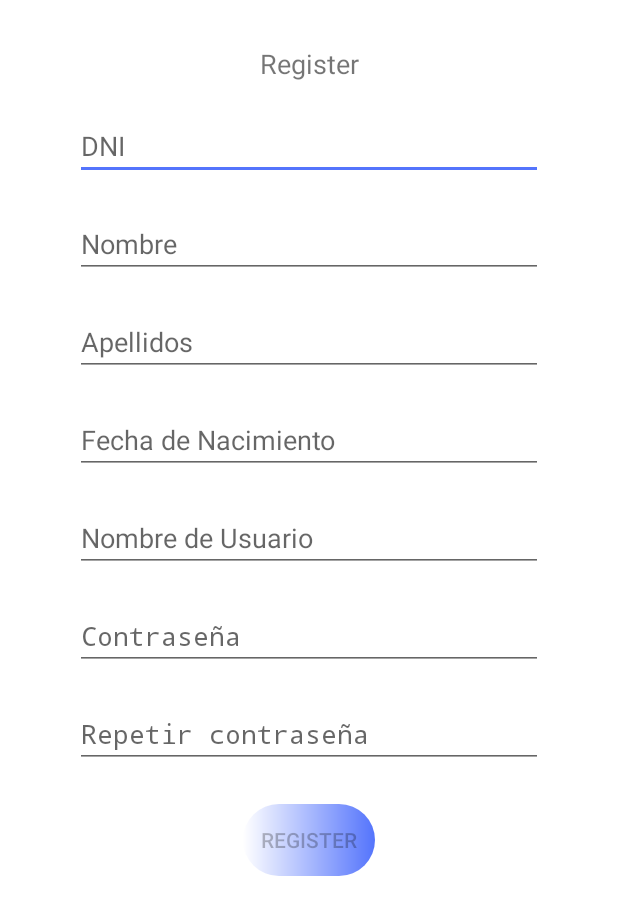
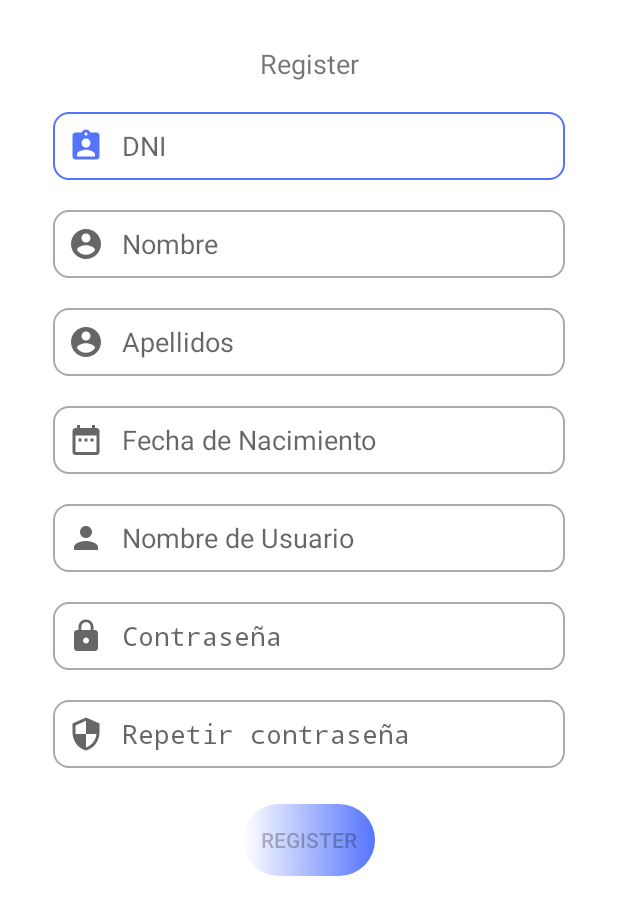
Before and after one commit to fxop0218/AdministradorGym, an Android app: the RegisterActivity screen opened directly, with no data from a screen before it, on a phone screen of 412 x 824 dp. Shown: the top 915 px of the screen. Run offline under Robolectric (Android 15) with nearby library versions, the phone set to English and light mode, and no system bars.

Commit message:
Se añade diseño a activity_register.xml

```diff
--- /dev/null
+++ b/app/src/main/res/drawable/custom_date_selector.xml
@@ -0,0 +1,7 @@
+<?xml version="1.0" encoding="utf-8"?>
+<selector xmlns:android="http://schemas.android.com/apk/res/android">
+    <item android:state_focused="true"
+        android:drawable="@drawable/ic_baseline_date_selected"/>
+    <item android:state_focused="false"
+        android:drawable="@drawable/ic_baseline_date"/>
+</selector>
--- /dev/null
+++ b/app/src/main/res/drawable/custom_dni_selected.xml
@@ -0,0 +1,7 @@
+<?xml version="1.0" encoding="utf-8"?>
+<selector xmlns:android="http://schemas.android.com/apk/res/android">
+    <item android:state_focused="true"
+        android:drawable="@drawable/ic_baseline_dni_selected"/>
+    <item android:state_focused="false"
+        android:drawable="@drawable/ic_baseline_dni"/>
+</selector>
--- /dev/null
+++ b/app/src/main/res/drawable/custom_name_selected.xml
@@ -0,0 +1,7 @@
+<?xml version="1.0" encoding="utf-8"?>
+<selector xmlns:android="http://schemas.android.com/apk/res/android">
+    <item android:state_focused="true"
+        android:drawable="@drawable/ic_baseline_name_selected"/>
+    <item android:state_focused="false"
+        android:drawable="@drawable/ic_baseline_name"/>
+</selector>
--- /dev/null
+++ b/app/src/main/res/drawable/custom_pwd_repeat_selected.xml
@@ -0,0 +1,7 @@
+<?xml version="1.0" encoding="utf-8"?>
+<selector xmlns:android="http://schemas.android.com/apk/res/android">
+    <item android:state_focused="true"
+        android:drawable="@drawable/ic_baseline_security_selected"/>
+    <item android:state_focused="false"
+        android:drawable="@drawable/ic_baseline_security_24"/>
+</selector>
--- /dev/null
+++ b/app/src/main/res/drawable/ic_baseline_date.xml
@@ -0,0 +1,10 @@
+<vector xmlns:android="http://schemas.android.com/apk/res/android"
+    android:width="24dp"
+    android:height="24dp"
+    android:viewportWidth="24"
+    android:viewportHeight="24"
+    android:tint="?attr/colorControlNormal">
+  <path
+      android:fillColor="@android:color/white"
+      android:pathData="M9,11L7,11v2h2v-2zM13,11h-2v2h2v-2zM17,11h-2v2h2v-2zM19,4h-1L18,2h-2v2L8,4L8,2L6,2v2L5,4c-1.11,0 -1.99,0.9 -1.99,2L3,20c0,1.1 0.89,2 2,2h14c1.1,0 2,-0.9 2,-2L21,6c0,-1.1 -0.9,-2 -2,-2zM19,20L5,20L5,9h14v11z"/>
+</vector>
--- /dev/null
+++ b/app/src/main/res/drawable/ic_baseline_date_selected.xml
@@ -0,0 +1,9 @@
+<vector xmlns:android="http://schemas.android.com/apk/res/android"
+    android:width="24dp"
+    android:height="24dp"
+    android:viewportWidth="24"
+    android:viewportHeight="24">
+  <path
+      android:fillColor="@color/azul_logo"
+      android:pathData="M9,11L7,11v2h2v-2zM13,11h-2v2h2v-2zM17,11h-2v2h2v-2zM19,4h-1L18,2h-2v2L8,4L8,2L6,2v2L5,4c-1.11,0 -1.99,0.9 -1.99,2L3,20c0,1.1 0.89,2 2,2h14c1.1,0 2,-0.9 2,-2L21,6c0,-1.1 -0.9,-2 -2,-2zM19,20L5,20L5,9h14v11z"/>
+</vector>
--- /dev/null
+++ b/app/src/main/res/drawable/ic_baseline_dni.xml
@@ -0,0 +1,10 @@
+<vector xmlns:android="http://schemas.android.com/apk/res/android"
+    android:width="24dp"
+    android:height="24dp"
+    android:viewportWidth="24"
+    android:viewportHeight="24"
+    android:tint="?attr/colorControlNormal">
+  <path
+      android:fillColor="@android:color/white"
+      android:pathData="M19,3h-4.18C14.4,1.84 13.3,1 12,1c-1.3,0 -2.4,0.84 -2.82,2L5,3c-1.1,0 -2,0.9 -2,2v14c0,1.1 0.9,2 2,2h14c1.1,0 2,-0.9 2,-2L21,5c0,-1.1 -0.9,-2 -2,-2zM12,3c0.55,0 1,0.45 1,1s-0.45,1 -1,1 -1,-0.45 -1,-1 0.45,-1 1,-1zM12,7c1.66,0 3,1.34 3,3s-1.34,3 -3,3 -3,-1.34 -3,-3 1.34,-3 3,-3zM18,19L6,19v-1.4c0,-2 4,-3.1 6,-3.1s6,1.1 6,3.1L18,19z"/>
+</vector>
--- /dev/null
+++ b/app/src/main/res/drawable/ic_baseline_dni_selected.xml
@@ -0,0 +1,9 @@
+<vector xmlns:android="http://schemas.android.com/apk/res/android"
+    android:width="24dp"
+    android:height="24dp"
+    android:viewportWidth="24"
+    android:viewportHeight="24">
+  <path
+      android:fillColor="@color/azul_logo"
+      android:pathData="M19,3h-4.18C14.4,1.84 13.3,1 12,1c-1.3,0 -2.4,0.84 -2.82,2L5,3c-1.1,0 -2,0.9 -2,2v14c0,1.1 0.9,2 2,2h14c1.1,0 2,-0.9 2,-2L21,5c0,-1.1 -0.9,-2 -2,-2zM12,3c0.55,0 1,0.45 1,1s-0.45,1 -1,1 -1,-0.45 -1,-1 0.45,-1 1,-1zM12,7c1.66,0 3,1.34 3,3s-1.34,3 -3,3 -3,-1.34 -3,-3 1.34,-3 3,-3zM18,19L6,19v-1.4c0,-2 4,-3.1 6,-3.1s6,1.1 6,3.1L18,19z"/>
+</vector>
--- /dev/null
+++ b/app/src/main/res/drawable/ic_baseline_name.xml
@@ -0,0 +1,10 @@
+<vector xmlns:android="http://schemas.android.com/apk/res/android"
+    android:width="24dp"
+    android:height="24dp"
+    android:viewportWidth="24"
+    android:viewportHeight="24"
+    android:tint="?attr/colorControlNormal">
+  <path
+      android:fillColor="@android:color/white"
+      android:pathData="M12,2C6.48,2 2,6.48 2,12s4.48,10 10,10 10,-4.48 10,-10S17.52,2 12,2zM12,5c1.66,0 3,1.34 3,3s-1.34,3 -3,3 -3,-1.34 -3,-3 1.34,-3 3,-3zM12,19.2c-2.5,0 -4.71,-1.28 -6,-3.22 0.03,-1.99 4,-3.08 6,-3.08 1.99,0 5.97,1.09 6,3.08 -1.29,1.94 -3.5,3.22 -6,3.22z"/>
+</vector>
--- /dev/null
+++ b/app/src/main/res/drawable/ic_baseline_name_selected.xml
@@ -0,0 +1,9 @@
+<vector xmlns:android="http://schemas.android.com/apk/res/android"
+    android:width="24dp"
+    android:height="24dp"
+    android:viewportWidth="24"
+    android:viewportHeight="24">
+  <path
+      android:fillColor="@color/azul_logo"
+      android:pathData="M12,2C6.48,2 2,6.48 2,12s4.48,10 10,10 10,-4.48 10,-10S17.52,2 12,2zM12,5c1.66,0 3,1.34 3,3s-1.34,3 -3,3 -3,-1.34 -3,-3 1.34,-3 3,-3zM12,19.2c-2.5,0 -4.71,-1.28 -6,-3.22 0.03,-1.99 4,-3.08 6,-3.08 1.99,0 5.97,1.09 6,3.08 -1.29,1.94 -3.5,3.22 -6,3.22z"/>
+</vector>
--- /dev/null
+++ b/app/src/main/res/drawable/ic_baseline_security_24.xml
@@ -0,0 +1,10 @@
+<vector xmlns:android="http://schemas.android.com/apk/res/android"
+    android:width="24dp"
+    android:height="24dp"
+    android:viewportWidth="24"
+    android:viewportHeight="24"
+    android:tint="?attr/colorControlNormal">
+  <path
+      android:fillColor="@android:color/white"
+      android:pathData="M12,1L3,5v6c0,5.55 3.84,10.74 9,12 5.16,-1.26 9,-6.45 9,-12L21,5l-9,-4zM12,11.99h7c-0.53,4.12 -3.28,7.79 -7,8.94L12,12L5,12L5,6.3l7,-3.11v8.8z"/>
+</vector>
--- /dev/null
+++ b/app/src/main/res/drawable/ic_baseline_security_selected.xml
@@ -0,0 +1,9 @@
+<vector xmlns:android="http://schemas.android.com/apk/res/android"
+    android:width="24dp"
+    android:height="24dp"
+    android:viewportWidth="24"
+    android:viewportHeight="24">
+  <path
+      android:fillColor="@color/azul_logo"
+      android:pathData="M12,1L3,5v6c0,5.55 3.84,10.74 9,12 5.16,-1.26 9,-6.45 9,-12L21,5l-9,-4zM12,11.99h7c-0.53,4.12 -3.28,7.79 -7,8.94L12,12L5,12L5,6.3l7,-3.11v8.8z"/>
+</vector>
--- a/app/src/main/res/layout/activity_register.xml
+++ b/app/src/main/res/layout/activity_register.xml
@@ -33,7 +33,6 @@
             <EditText
                 android:id="@+id/etDni"
                 android:layout_width="match_parent"
-                android:layout_height="wrap_content"
                 android:layout_marginLeft="50dp"
                 android:layout_marginTop="20dp"
                 android:layout_marginRight="50dp"
@@ -41,12 +40,20 @@
                 android:hint="@string/etDni"
                 android:inputType="textPersonName"
                 android:maxLength="9"
-                android:textSize="18sp" />
+                android:textSize="18sp"
+                android:enabled="true"
+                android:drawableStart="@drawable/custom_dni_selected"
+                android:background="@drawable/custom_edit_text"
+                android:layout_height="45dp"
+                android:paddingStart="10dp"
+                android:drawablePadding="12dp"
+                android:layout_marginEnd="35dp"
+                android:layout_marginStart="35dp"
+                />
 
             <EditText
                 android:id="@+id/etName"
                 android:layout_width="match_parent"
-                android:layout_height="wrap_content"
                 android:ems="10"
                 android:hint="@string/etNombre"
                 android:inputType="textPersonName"
@@ -54,12 +61,19 @@
                 android:layout_marginTop="20dp"
                 android:layout_marginLeft="50dp"
                 android:layout_marginRight="50dp"
+                android:enabled="true"
+                android:drawableStart="@drawable/custom_name_selected"
+                android:background="@drawable/custom_edit_text"
+                android:layout_height="45dp"
+                android:paddingStart="10dp"
+                android:drawablePadding="12dp"
+                android:layout_marginEnd="35dp"
+                android:layout_marginStart="35dp"
                 />
 
             <EditText
                 android:id="@+id/etSurname"
                 android:layout_width="match_parent"
-                android:layout_height="wrap_content"
                 android:ems="10"
                 android:hint="@string/etApellidos"
                 android:inputType="textPersonName"
@@ -67,12 +81,19 @@
                 android:layout_marginTop="20dp"
                 android:layout_marginLeft="50dp"
                 android:layout_marginRight="50dp"
+                android:enabled="true"
+                android:drawableStart="@drawable/custom_name_selected"
+                android:background="@drawable/custom_edit_text"
+                android:layout_height="45dp"
+                android:paddingStart="10dp"
+                android:drawablePadding="12dp"
+                android:layout_marginEnd="35dp"
+                android:layout_marginStart="35dp"
                 />
 
             <EditText
                 android:id="@+id/etYear"
                 android:layout_width="match_parent"
-                android:layout_height="wrap_content"
                 android:ems="10"
                 android:hint="@string/etFecha_de_nacimiento"
                 android:inputType="date"
@@ -80,12 +101,20 @@
                 android:layout_marginTop="20dp"
                 android:layout_marginLeft="50dp"
                 android:layout_marginRight="50dp"
+                android:enabled="true"
+                android:drawableStart="@drawable/custom_date_selector"
+                android:background="@drawable/custom_edit_text"
+                android:layout_height="45dp"
+                android:paddingStart="10dp"
+                android:drawablePadding="12dp"
+                android:layout_marginEnd="35dp"
+                android:layout_marginStart="35dp"
+
                 />
 
             <EditText
                 android:id="@+id/etUserName"
                 android:layout_width="match_parent"
-                android:layout_height="wrap_content"
                 android:ems="10"
                 android:hint="@string/etUserName"
                 android:inputType="textPersonName"
@@ -93,12 +122,20 @@
                 android:layout_marginTop="20dp"
                 android:layout_marginLeft="50dp"
                 android:layout_marginRight="50dp"
+                android:enabled="true"
+                android:drawableStart="@drawable/custom_user_selected"
+                android:background="@drawable/custom_edit_text"
+                android:layout_height="45dp"
+                android:paddingStart="10dp"
+                android:drawablePadding="12dp"
+                android:layout_marginEnd="35dp"
+                android:layout_marginStart="35dp"
                 />
 
             <EditText
                 android:id="@+id/etPwd"
                 android:layout_width="match_parent"
-                android:layout_height="wrap_content"
+                android:layout_height="45dp"
                 android:ems="10"
                 android:hint="@string/etPwd"
                 android:inputType="textPassword"
@@ -106,18 +143,32 @@
                 android:layout_marginTop="20dp"
                 android:layout_marginLeft="50dp"
                 android:layout_marginRight="50dp"
+                android:enabled="true"
+                android:drawableStart="@drawable/custom_pwd_selected"
+                android:background="@drawable/custom_edit_text"
+                android:paddingStart="10dp"
+                android:drawablePadding="12dp"
+                android:layout_marginEnd="35dp"
+                android:layout_marginStart="35dp"
                 />
 
             <EditText
                 android:id="@+id/etCfnPwd"
                 android:layout_width="match_parent"
-                android:layout_height="wrap_content"
+                android:layout_height="45dp"
                 android:hint="@string/etRepeatPwd"
                 android:ems="10"
                 android:inputType="textPassword"
                 android:layout_marginTop="20dp"
                 android:layout_marginLeft="50dp"
                 android:layout_marginRight="50dp"
+                android:enabled="true"
+                android:drawableStart="@drawable/custom_pwd_repeat_selected"
+                android:background="@drawable/custom_edit_text"
+                android:paddingStart="10dp"
+                android:drawablePadding="12dp"
+                android:layout_marginEnd="35dp"
+                android:layout_marginStart="35dp"
                 />
 
             <Button
```
